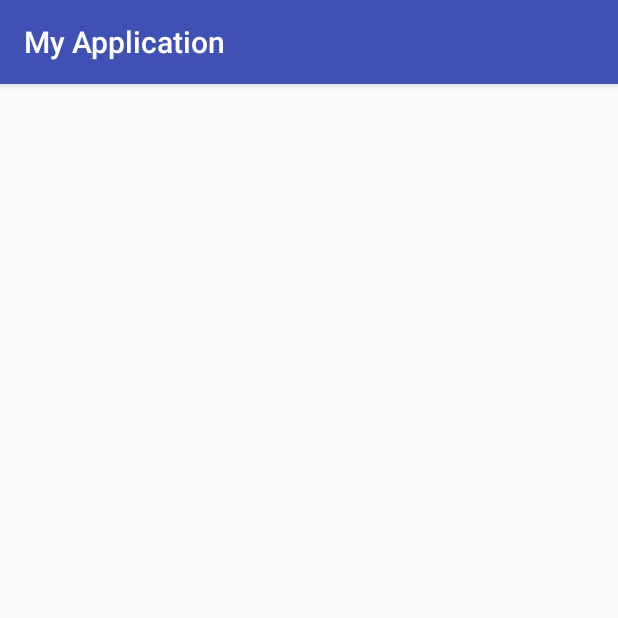
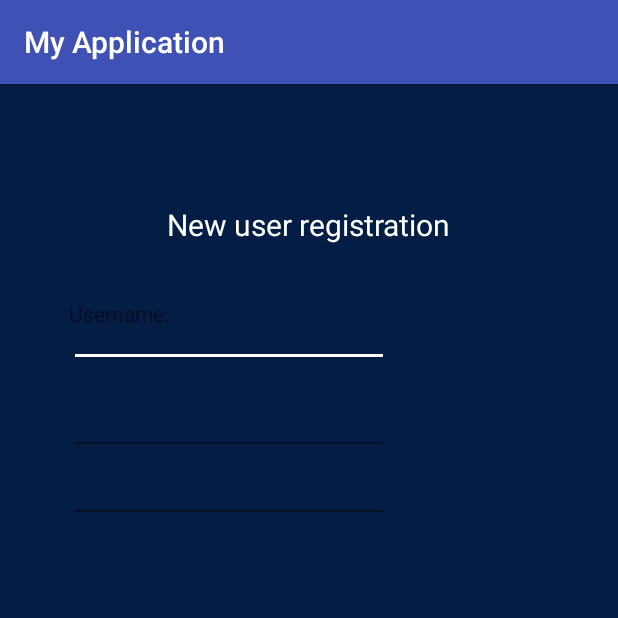
Before and after one commit to vytautasPovilaitis/android_pokemons, an Android app: the RegisterActivity screen opened directly, with no data from a screen before it, on a phone screen of 412 x 824 dp, the top half of it. Run offline under Robolectric (Android 15) with nearby library versions, the phone set to English and light mode, and no system bars.

Commit message:
+ register screen (not finished)

```diff
--- a/app/src/main/res/layout/activity_register.xml
+++ b/app/src/main/res/layout/activity_register.xml
@@ -1,12 +1,68 @@
 <?xml version="1.0" encoding="utf-8"?>
-<LinearLayout xmlns:android="http://schemas.android.com/apk/res/android"
+<RelativeLayout xmlns:android="http://schemas.android.com/apk/res/android"
     xmlns:app="http://schemas.android.com/apk/res-auto"
     xmlns:tools="http://schemas.android.com/tools"
     android:layout_width="match_parent"
     android:layout_height="match_parent"
-    tools:context="com.example.vytautas.myapplication.RegisterActivity">
+    android:background="@color/lightBlue"
+    tools:context="com.example.vytautas.myapplication.MainActivity">
 
 
+    <TextView
+        android:id="@+id/registration"
+        android:layout_width="wrap_content"
+        android:layout_height="wrap_content"
+        android:layout_alignParentTop="true"
+        android:layout_centerHorizontal="true"
+        android:layout_marginTop="80dp"
+        android:text="@string/new_user_registration"
+        android:textColor="@color/white"
+        android:textSize="20sp" />
 
+    <TextView
+        android:id="@+id/txtw_username"
+        android:layout_width="wrap_content"
+        android:layout_height="wrap_content"
+        android:layout_alignLeft="@+id/register_username"
+        android:layout_alignStart="@+id/register_username"
+        android:layout_alignTop="@+id/register_username"
+        android:text="Username:" />
 
-</LinearLayout>
+    <EditText
+        android:id="@+id/register_username"
+        android:layout_width="wrap_content"
+        android:layout_height="wrap_content"
+        android:layout_alignParentLeft="true"
+        android:layout_alignParentStart="true"
+        android:layout_below="@+id/registration"
+        android:layout_marginLeft="46dp"
+        android:layout_marginStart="46dp"
+        android:layout_marginTop="36dp"
+        android:ems="10"
+        android:inputType="textPersonName"
+        android:textColor="@color/white" />
+
+    <EditText
+        android:id="@+id/register_password1"
+        android:layout_width="wrap_content"
+        android:layout_height="wrap_content"
+        android:layout_alignLeft="@+id/register_username"
+        android:layout_alignStart="@+id/register_username"
+        android:layout_below="@+id/register_username"
+        android:layout_marginTop="13dp"
+        android:ems="10"
+        android:inputType="textPassword"
+        android:textColor="@color/white" />
+
+    <EditText
+        android:id="@+id/register_password2"
+        android:layout_width="wrap_content"
+        android:layout_height="wrap_content"
+        android:layout_alignLeft="@+id/register_password1"
+        android:layout_alignStart="@+id/register_password1"
+        android:layout_below="@+id/register_password1"
+        android:ems="10"
+        android:inputType="textPassword"
+        android:textColor="@color/white" />
+
+</RelativeLayout>
```
Also changed, not shown: app/src/main/java/com/example/vytautas/myapplication/MainActivity.java (+16 -2 lines), app/src/main/res/layout-v21/activity_main.xml (+11 -13 lines), app/src/main/res/values/strings.xml (+6 -4 lines).
